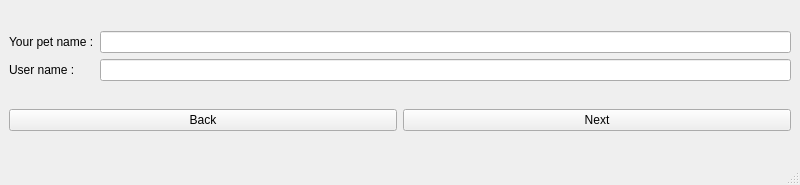
The window that MusicPlayer/forgetpass.ui (roga134/MusicPlayerQT) describes before a commit, drawn with Qt 5.
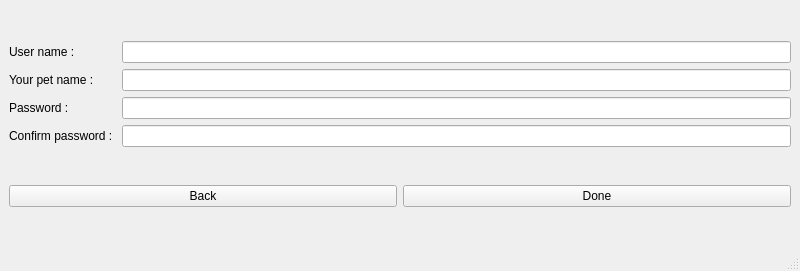
The same window after the commit.

Patch:
```diff
--- a/MusicPlayer/forgetpass.ui
+++ b/MusicPlayer/forgetpass.ui
@@ -7,7 +7,7 @@
     <x>0</x>
     <y>0</y>
     <width>800</width>
-    <height>185</height>
+    <height>271</height>
    </rect>
   </property>
   <property name="windowTitle">
@@ -17,25 +17,53 @@
    <layout class="QVBoxLayout" name="verticalLayout">
     <item>
      <layout class="QGridLayout" name="gridLayout">
-      <item row="0" column="0">
+      <item row="3" column="0">
+       <widget class="QLabel" name="label_pass">
+        <property name="text">
+         <string>Password :</string>
+        </property>
+       </widget>
+      </item>
+      <item row="0" column="1">
+       <widget class="QLineEdit" name="lineEdit_username"/>
+      </item>
+      <item row="2" column="0">
        <widget class="QLabel" name="label_secure">
         <property name="text">
          <string>Your pet name :</string>
         </property>
        </widget>
       </item>
-      <item row="1" column="0">
+      <item row="3" column="1">
+       <widget class="QLineEdit" name="lineEdit_Pass">
+        <property name="echoMode">
+         <enum>QLineEdit::Password</enum>
+        </property>
+       </widget>
+      </item>
+      <item row="0" column="0">
        <widget class="QLabel" name="label_username">
         <property name="text">
          <string>User name :</string>
         </property>
        </widget>
       </item>
-      <item row="0" column="1">
+      <item row="2" column="1">
        <widget class="QLineEdit" name="lineEdit_secure"/>
       </item>
-      <item row="1" column="1">
-       <widget class="QLineEdit" name="lineEdit_username"/>
+      <item row="4" column="0">
+       <widget class="QLabel" name="label_confpass">
+        <property name="text">
+         <string>Confirm password : </string>
+        </property>
+       </widget>
+      </item>
+      <item row="4" column="1">
+       <widget class="QLineEdit" name="lineEdit_confPass">
+        <property name="echoMode">
+         <enum>QLineEdit::Password</enum>
+        </property>
+       </widget>
       </item>
      </layout>
     </item>
@@ -51,7 +79,7 @@
       <item>
        <widget class="QPushButton" name="pushButton_next">
         <property name="text">
-         <string>Next</string>
+         <string>Done</string>
         </property>
        </widget>
       </item>
```
Left out of the diff: 2 changed lines with no effect on the pictures.
